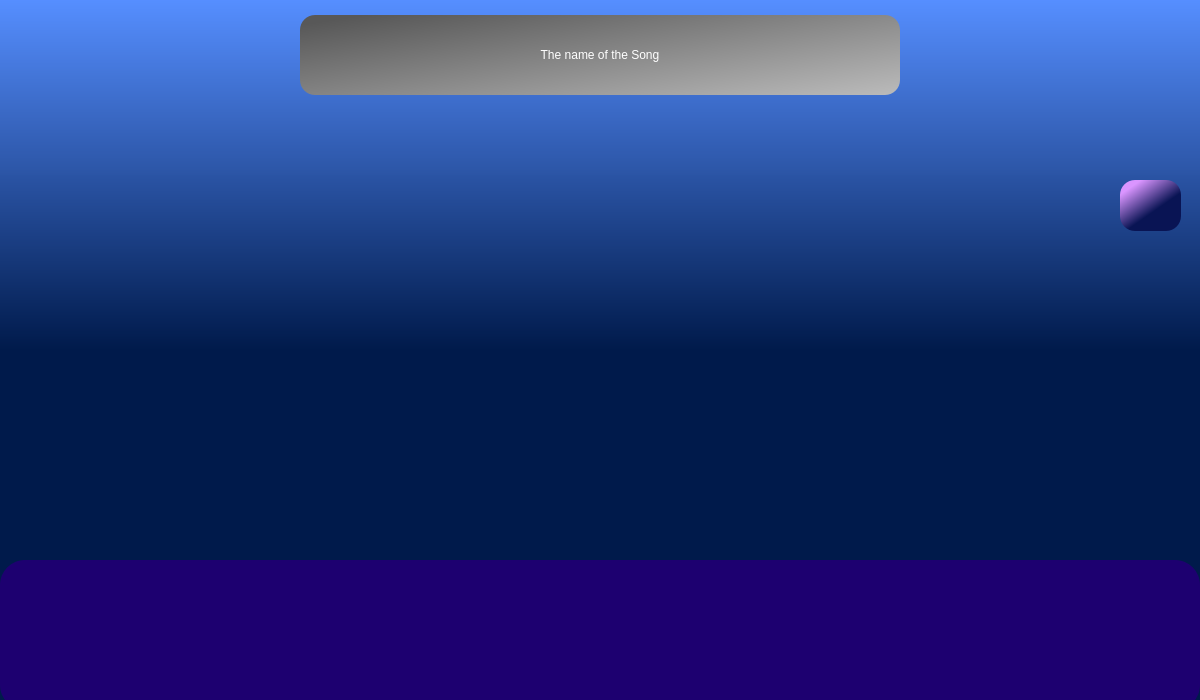
Old version of the form test0.ui in the repository EbrahimElShawa/GROOVE.
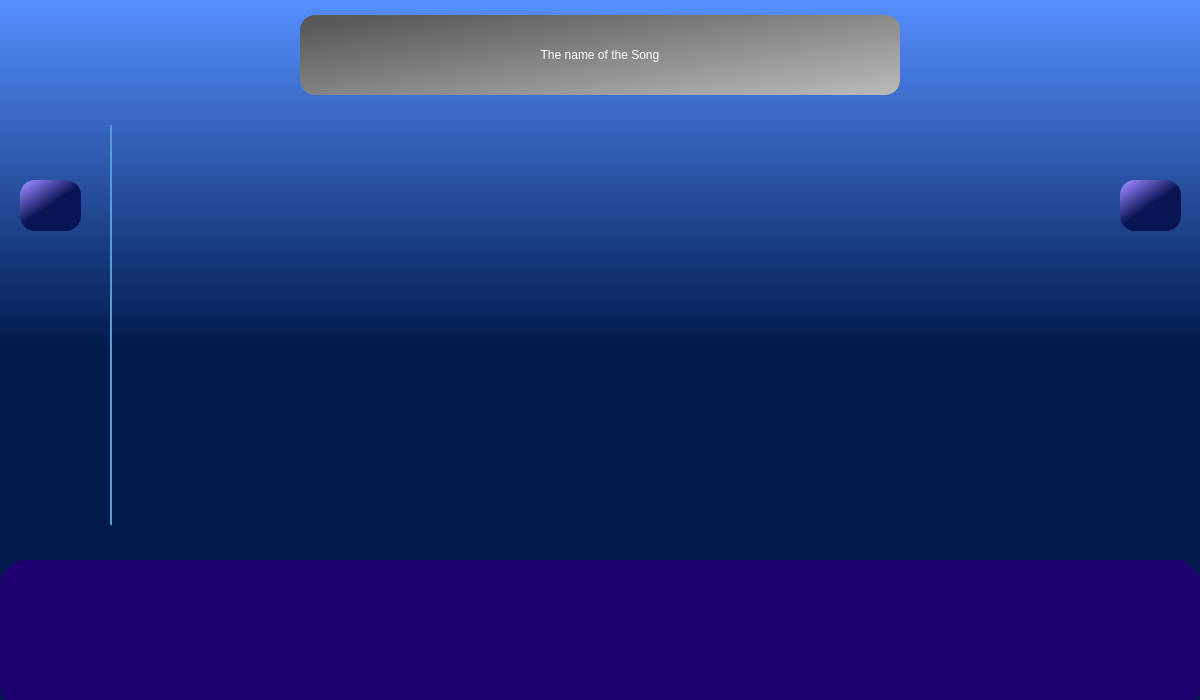
New version of the form. Icons and pictures are not drawn.

What changed in the file:
```diff
--- a/test0.ui
+++ b/test0.ui
@@ -752,8 +752,8 @@
      <string notr="true">QPushButton {
 	color: rgb(190, 200, 186);
 	border-style: outset;
-border-radius: 15px;
-	background-color: qlineargradient(spread:pad, x1:0.17, y1:0.147727, x2:0.556818, y2:0.614, stop:0 rgba(218, 149, 255, 255), stop:1 rgba(9, 20, 84, 255));
+	border-radius: 15px;
+	background-color: qlineargradient(spread:pad, x1:0.056, y1:0.057, x2:0.449, y2:0.54, stop:0 rgba(154, 135, 255, 255), stop:1 rgba(9, 20, 84, 255));
 }
 
 
@@ -799,6 +799,83 @@
      <string>&lt;html&gt;&lt;head/&gt;&lt;body&gt;&lt;p align=&quot;center&quot;&gt;&lt;span style=&quot; color:#ffffff;&quot;&gt;The name of the Song&lt;/span&gt;&lt;/p&gt;&lt;/body&gt;&lt;/html&gt;</string>
     </property>
    </widget>
+   <widget class="QPushButton" name="folder_button">
+    <property name="enabled">
+     <bool>true</bool>
+    </property>
+    <property name="geometry">
+     <rect>
+      <x>20</x>
+      <y>180</y>
+      <width>61</width>
+      <height>51</height>
+     </rect>
+    </property>
+    <property name="cursor">
+     <cursorShape>PointingHandCursor</cursorShape>
+    </property>
+    <property name="autoFillBackground">
+     <bool>false</bool>
+    </property>
+    <property name="styleSheet">
+     <string notr="true">QPushButton {
+	color: rgb(190, 200, 186);
+	border-style: outset;
+	border-radius: 15px;
+	background-color: qlineargradient(spread:pad, x1:0.056, y1:0.057, x2:0.449, y2:0.54, stop:0 rgba(154, 135, 255, 255), stop:1 rgba(9, 20, 84, 255));
+}
+
+
+</string>
+    </property>
+    <property name="text">
+     <string/>
+    </property>
+    <property name="icon">
+     <iconset>
+      <normaloff>assets/Folder.png</normaloff>assets/Folder.png</iconset>
+    </property>
+    <property name="iconSize">
+     <size>
+      <width>50</width>
+      <height>50</height>
+     </size>
+    </property>
+   </widget>
+   <widget class="QSlider" name="song_progress">
+    <property name="geometry">
+     <rect>
+      <x>110</x>
+      <y>110</y>
+      <width>1001</width>
+      <height>431</height>
+     </rect>
+    </property>
+    <property name="cursor">
+     <cursorShape>ArrowCursor</cursorShape>
+    </property>
+    <property name="mouseTracking">
+     <bool>false</bool>
+    </property>
+    <property name="styleSheet">
+     <string notr="true">QSlider {	background-color: rgba(255, 255, 255, 0); }
+
+QSlider::groove:horizontal  {
+	background-color: rgba(255, 255, 255, 0);
+	height: 400px;
+}
+
+QSlider::handle:horizontal {
+    background-color: #51A0D5;
+    width: 2px;
+    height: 18px; /* the handle height */
+    border-radius: 9px; /* make the handle round */
+}</string>
+    </property>
+    <property name="orientation">
+     <enum>Qt::Horizontal</enum>
+    </property>
+   </widget>
   </widget>
   <action name="actionWelcome">
    <property name="text">
```
Left out of the diff: 21 changed lines with no effect on the pictures.
